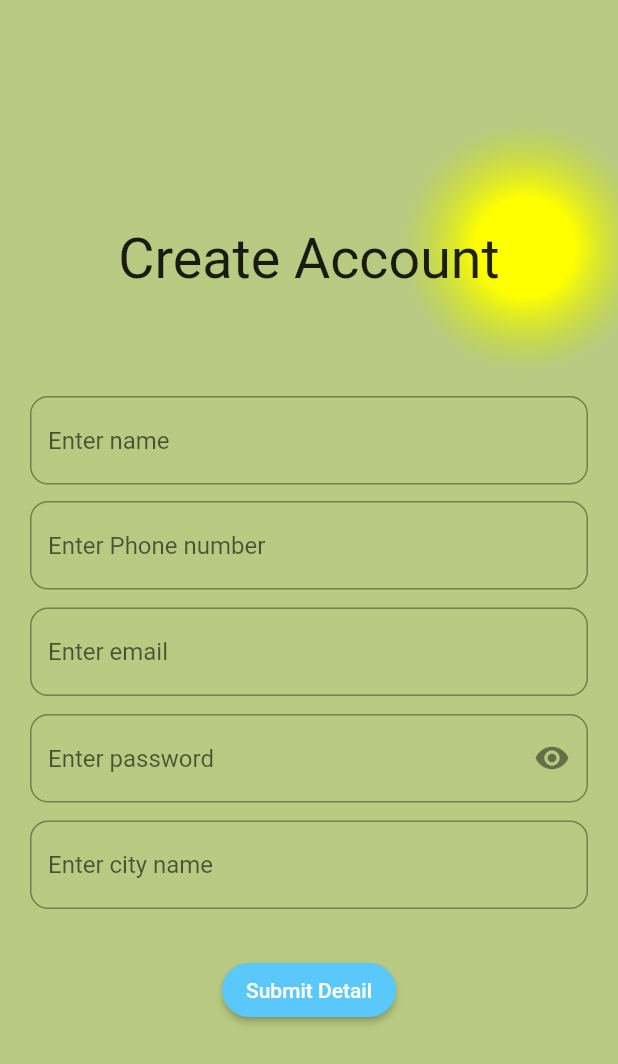
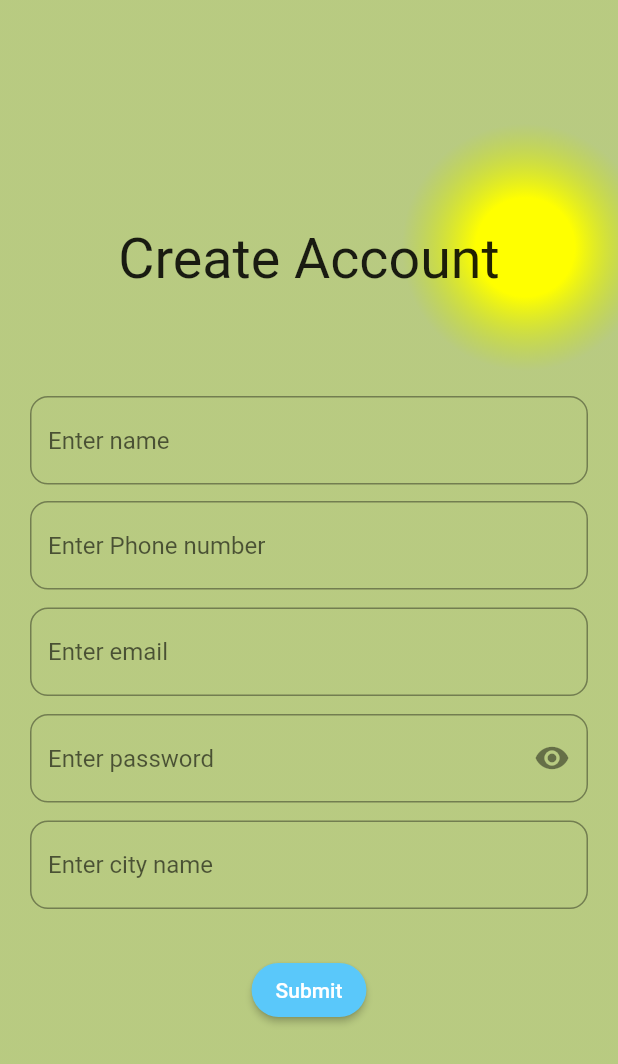
Before and after one commit to Sunny-india/expanse_app_with_sqflite_bloc, a Flutter app: the screen it shows after launch, on a phone screen of 412 x 824 dp. Shown: the top 1064 px of the screen. Run offline on Flutter 3.47's test engine with Material 2 defaults, Android fonts, the phone set to English and light mode, and no system bars; our stand-ins replace flutter_bloc, shared_preferences, sqflite; accounts and stored records are empty.

```diff
--- a/lib/database_helper.dart
+++ b/lib/database_helper.dart
@@ -138,7 +138,7 @@ class SQLHelper {
     Database db = await getDB();
 
     List<Map<String, dynamic>> emailPasswordFound = await db.query(USER_TABLE,
-        where: '$USER_EMAIL = ? and $USER_PASSWORD=?',
+        where: '$USER_EMAIL = ? and $USER_PASSWORD = ? ',
         whereArgs: ['$email,' '$password']);
     return List.generate(emailPasswordFound.length, (index) {
       Map<String, dynamic> innerMaps = emailPasswordFound[index];
--- a/lib/sign_up_page.dart
+++ b/lib/sign_up_page.dart
@@ -177,7 +177,7 @@ class _SignUpPageState extends State<SignUpPage> {
                         }
                       },
                       child: CustomButton(
-                          titleWidget: const Text('Submit Detail'),
+                          titleWidget: const Text('Submit'),
                           functionInsideButton: () async {
                             if (formKey.currentState!.validate()) {
                               context.read<UserBloc>().add(
```
Also changed, not shown: lib/login_page.dart (+9 -0 lines).
